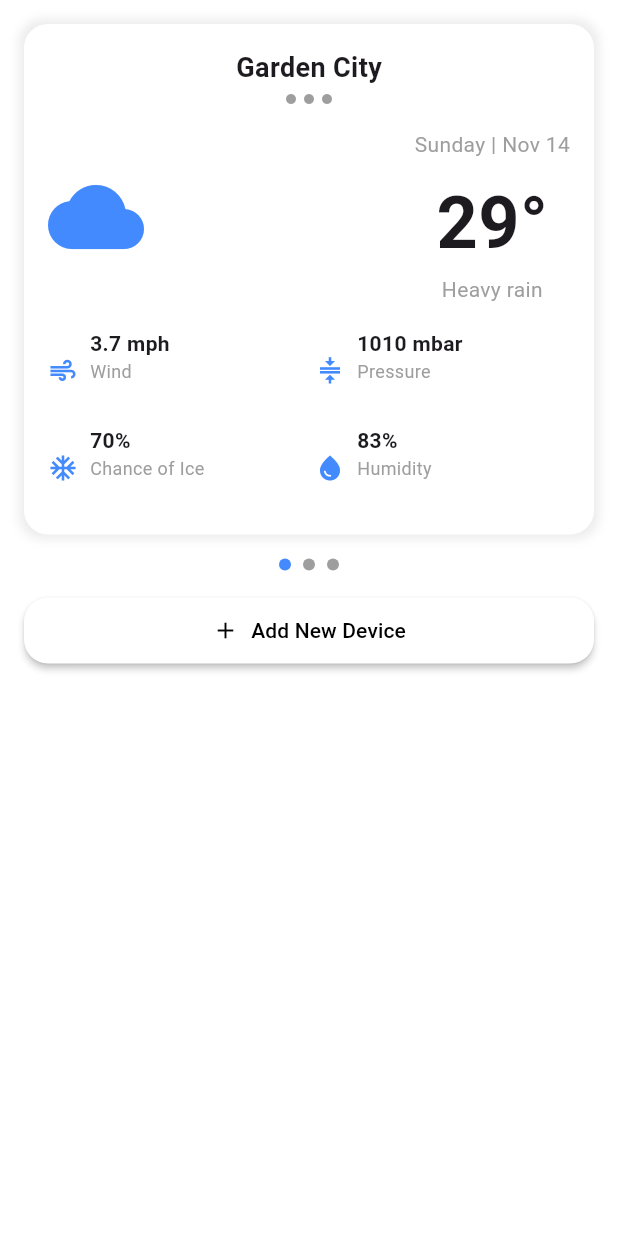
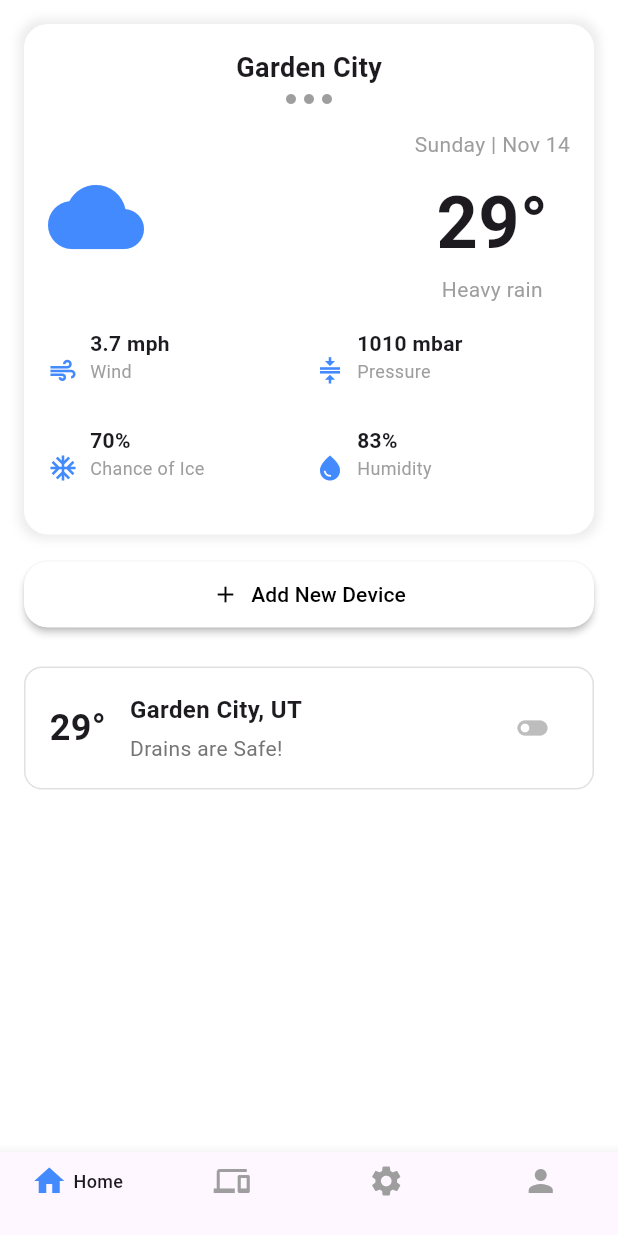
Before and after one commit to kydoaod/prototype-frostblock, a Flutter app: the screen it shows after launch, after a tap on "Add New Device", on a phone screen of 412 x 824 dp. Run offline on Flutter 3.47's test engine with Material 3 defaults, Android fonts, the phone set to English and light mode, and no system bars.

Commit message:
Added tabs implementation

```diff
--- a/frostblok/lib/main.dart
+++ b/frostblok/lib/main.dart
@@ -8,119 +8,97 @@
 class MyApp extends StatelessWidget {
   const MyApp({super.key});
 
-  // This widget is the root of your application.
   @override
   Widget build(BuildContext context) {
     return MaterialApp(
       title: 'Flutter Demo',
       theme: ThemeData(
-        // This is the theme of your application.
-        //
-        // TRY THIS: Try running your application with "flutter run". You'll see
-        // the application has a purple toolbar. Then, without quitting the app,
-        // try changing the seedColor in the colorScheme below to Colors.green
-        // and then invoke "hot reload" (save your changes or press the "hot
-        // reload" button in a Flutter-supported IDE, or press "r" if you used
-        // the command line to start the app).
-        //
-        // Notice that the counter didn't reset back to zero; the application
-        // state is not lost during the reload. To reset the state, use hot
-        // restart instead.
-        //
-        // This works for code too, not just values: Most code changes can be
-        // tested with just a hot reload.
         colorScheme: ColorScheme.fromSeed(seedColor: Colors.deepPurple),
         useMaterial3: true,
       ),
-      home: HomePage(),
+      home: const MainScreen(),
     );
   }
 }
 
-class MyHomePage extends StatefulWidget {
-  const MyHomePage({super.key, required this.title});
-
-  // This widget is the home page of your application. It is stateful, meaning
-  // that it has a State object (defined below) that contains fields that affect
-  // how it looks.
-
-  // This class is the configuration for the state. It holds the values (in this
-  // case the title) provided by the parent (in this case the App widget) and
-  // used by the build method of the State. Fields in a Widget subclass are
-  // always marked "final".
-
-  final String title;
+class MainScreen extends StatefulWidget {
+  const MainScreen({super.key});
 
   @override
-  State<MyHomePage> createState() => _MyHomePageState();
+  _MainScreenState createState() => _MainScreenState();
 }
 
-class _MyHomePageState extends State<MyHomePage> {
-  int _counter = 0;
+class _MainScreenState extends State<MainScreen> {
+  int _selectedIndex = 0;
 
-  void _incrementCounter() {
+  final List<Widget> _pages = [
+    HomePage(), // Your existing HomePage
+    const PlaceholderWidget(text: 'Devices'),
+    const PlaceholderWidget(text: 'Settings'),
+    const PlaceholderWidget(text: 'Profile'),
+  ];
+
+  void _onItemTapped(int index) {
     setState(() {
-      // This call to setState tells the Flutter framework that something has
-      // changed in this State, which causes it to rerun the build method below
-      // so that the display can reflect the updated values. If we changed
-      // _counter without calling setState(), then the build method would not be
-      // called again, and so nothing would appear to happen.
-      _counter++;
+      _selectedIndex = index;
     });
   }
 
   @override
   Widget build(BuildContext context) {
-    // This method is rerun every time setState is called, for instance as done
-    // by the _incrementCounter method above.
-    //
-    // The Flutter framework has been optimized to make rerunning build methods
-    // fast, so that you can just rebuild anything that needs updating rather
-    // than having to individually change instances of widgets.
     return Scaffold(
-      appBar: AppBar(
-        // TRY THIS: Try changing the color here to a specific color (to
-        // Colors.amber, perhaps?) and trigger a hot reload to see the AppBar
-        // change color while the other colors stay the same.
-        backgroundColor: Theme.of(context).colorScheme.inversePrimary,
-        // Here we take the value from the MyHomePage object that was created by
-        // the App.build method, and use it to set our appbar title.
-        title: Text(widget.title),
+      body: _pages[_selectedIndex],
+      bottomNavigationBar: BottomNavigationBar(
+        currentIndex: _selectedIndex,
+        onTap: _onItemTapped,
+        type: BottomNavigationBarType.fixed,
+        selectedFontSize: 12,
+        unselectedFontSize: 0,
+        items: [
+          _buildBottomNavigationBarItem(Icons.home, "Home", 0),
+          _buildBottomNavigationBarItem(Icons.devices, "Devices", 1),
+          _buildBottomNavigationBarItem(Icons.settings, "Settings", 2),
+          _buildBottomNavigationBarItem(Icons.person, "Profile", 3),
+        ],
+        selectedItemColor: Colors.blueAccent,
+        unselectedItemColor: Colors.grey,
       ),
-      body: Center(
-        // Center is a layout widget. It takes a single child and positions it
-        // in the middle of the parent.
-        child: Column(
-          // Column is also a layout widget. It takes a list of children and
-          // arranges them vertically. By default, it sizes itself to fit its
-          // children horizontally, and tries to be as tall as its parent.
-          //
-          // Column has various properties to control how it sizes itself and
-          // how it positions its children. Here we use mainAxisAlignment to
-          // center the children vertically; the main axis here is the vertical
-          // axis because Columns are vertical (the cross axis would be
-          // horizontal).
-          //
-          // TRY THIS: Invoke "debug painting" (choose the "Toggle Debug Paint"
-          // action in the IDE, or press "p" in the console), to see the
-          // wireframe for each widget.
-          mainAxisAlignment: MainAxisAlignment.center,
-          children: <Widget>[
-            const Text(
-              'You have pushed the button this many times:',
-            ),
-            Text(
-              '$_counter',
-              style: Theme.of(context).textTheme.headlineMedium,
-            ),
-          ],
-        ),
-      ),
-      floatingActionButton: FloatingActionButton(
-        onPressed: _incrementCounter,
-        tooltip: 'Increment',
-        child: const Icon(Icons.add),
-      ), // This trailing comma makes auto-formatting nicer for build methods.
+    );
+  }
+
+  BottomNavigationBarItem _buildBottomNavigationBarItem(
+      IconData icon, String label, int index) {
+    return BottomNavigationBarItem(
+      icon: _selectedIndex == index
+          ? Row(
+              mainAxisSize: MainAxisSize.min,
+              mainAxisAlignment: MainAxisAlignment.center,
+              children: [
+                Icon(icon, size: 24),
+                const SizedBox(width: 4),
+                Text(
+                  label,
+                  style: const TextStyle(fontSize: 12, fontWeight: FontWeight.w500),
+                ),
+              ],
+            )
+          : Icon(icon, size: 24),
+      label: '',
     );
   }
 }
+
+class PlaceholderWidget extends StatelessWidget {
+  final String text;
+  const PlaceholderWidget({super.key, required this.text});
+
+  @override
+  Widget build(BuildContext context) {
+    return Center(
+      child: Text(
+        text,
+        style: const TextStyle(fontSize: 24, fontWeight: FontWeight.bold),
+      ),
+    );
+  }
+}
--- a/frostblok/lib/pages/home.dart
+++ b/frostblok/lib/pages/home.dart
@@ -1,7 +1,31 @@
 import 'package:flutter/material.dart';
 import 'package:frostblok/widgets/weather_widgets.dart';
+import 'package:frostblok/widgets/device_widget.dart';
 
-class HomePage extends StatelessWidget {
+class HomePage extends StatefulWidget {
+  @override
+  _HomePageState createState() => _HomePageState();
+}
+
+class _HomePageState extends State<HomePage> {
+  // List to keep track of added DeviceCards
+  List<Widget> deviceCards = [];
+
+  void _addNewDevice() {
+    setState(() {
+      deviceCards.add(
+        DeviceCard(
+          temperature: 29, // Example data
+          location: 'Garden City, UT',
+          status: 'Drains are Safe!',
+          onToggle: () {
+            // Define toggle functionality here
+          },
+        ),
+      );
+    });
+  }
+
   @override
   Widget build(BuildContext context) {
     return Scaffold(
@@ -9,6 +33,7 @@ class HomePage extends StatelessWidget {
       body: SafeArea(
         child: Padding(
           padding: const EdgeInsets.all(16.0),
+          child: SingleChildScrollView(
             child: Column(
               children: [
                 // Weather Card widget
@@ -23,25 +48,9 @@ class HomePage extends StatelessWidget {
                   humidity: '83%',
                 ),
                 const SizedBox(height: 16),
-              // Carousel Dots
-              Row(
-                mainAxisAlignment: MainAxisAlignment.center,
-                children: List.generate(3, (index) {
-                  return Container(
-                    margin: const EdgeInsets.symmetric(horizontal: 4.0),
-                    width: 8.0,
-                    height: 8.0,
-                    decoration: BoxDecoration(
-                      shape: BoxShape.circle,
-                      color: index == 0 ? Colors.blueAccent : Colors.grey,
-                    ),
-                  );
-                }),
-              ),
-              const SizedBox(height: 16),
                 // Add New Device Button
                 ElevatedButton(
-                onPressed: () {},
+                  onPressed: _addNewDevice,
                   style: ElevatedButton.styleFrom(
                     backgroundColor: Colors.white, // Replaces 'primary'
                     foregroundColor: Colors.black, // Replaces 'onPrimary'
@@ -62,7 +71,11 @@ class HomePage extends StatelessWidget {
                     ),
                   ),
                 ),
+                const SizedBox(height: 16),
+                // Display list of DeviceCards
+                ...deviceCards,
               ],
+            ),
           ),
         ),
       ),
--- /dev/null
+++ b/frostblok/lib/widgets/device_widget.dart
@@ -0,0 +1,71 @@
+import 'package:flutter/material.dart';
+
+class DeviceCard extends StatelessWidget {
+  final int temperature;
+  final String location;
+  final String status;
+  final VoidCallback onToggle;
+
+  const DeviceCard({
+    required this.temperature,
+    required this.location,
+    required this.status,
+    required this.onToggle,
+    super.key,
+  });
+
+  @override
+  Widget build(BuildContext context) {
+    return Container(
+      margin: const EdgeInsets.symmetric(vertical: 8.0),
+      padding: const EdgeInsets.all(16.0),
+      decoration: BoxDecoration(
+        color: Colors.white,
+        borderRadius: BorderRadius.circular(12.0),
+        border: Border.all(color: Colors.grey.shade300),
+      ),
+      child: Row(
+        children: [
+          // Temperature Text
+          Text(
+            '$temperature°',
+            style: const TextStyle(
+              fontSize: 24,
+              fontWeight: FontWeight.bold,
+            ),
+          ),
+          const SizedBox(width: 16),
+          // Location and Status
+          Expanded(
+            child: Column(
+              crossAxisAlignment: CrossAxisAlignment.start,
+              children: [
+                Text(
+                  location,
+                  style: const TextStyle(
+                    fontSize: 16,
+                    fontWeight: FontWeight.bold,
+                  ),
+                ),
+                const SizedBox(height: 4),
+                Text(
+                  status,
+                  style: TextStyle(
+                    fontSize: 14,
+                    color: Colors.grey.shade600,
+                  ),
+                ),
+              ],
+            ),
+          ),
+          // Toggle Icon
+          IconButton(
+            icon: const Icon(Icons.toggle_off),
+            color: Colors.grey.shade400,
+            onPressed: onToggle,
+          ),
+        ],
+      ),
+    );
+  }
+}
```
Lines whose indentation alone changed are shown as unchanged.
